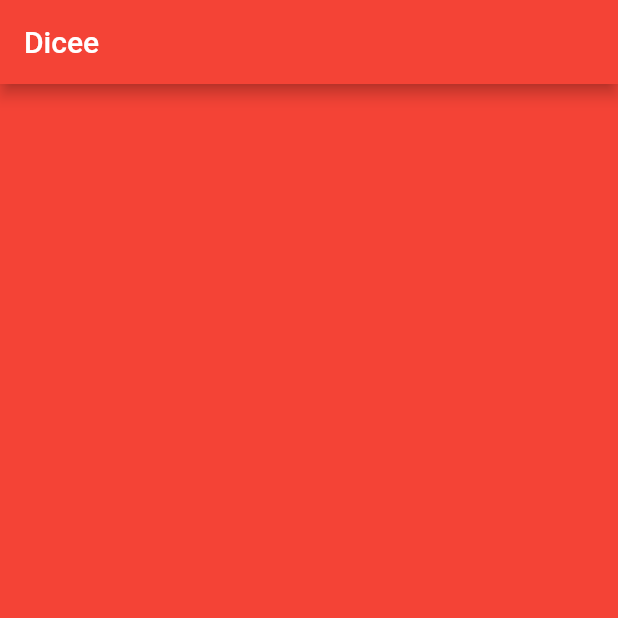
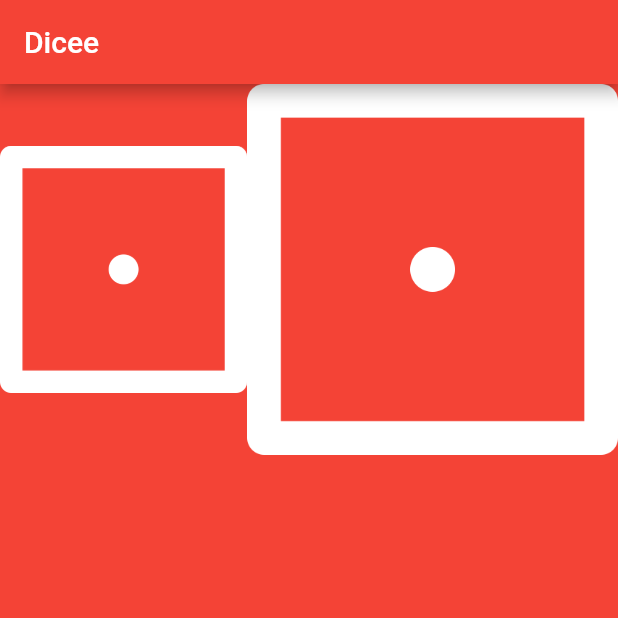
Before and after one commit to Procoder16/diceeAppFlutter, a Flutter app: the screen it shows after launch, on a phone screen of 412 x 824 dp, the top half of it. Run offline on Flutter 3.47's test engine with Material 2 defaults, Android fonts, the phone set to English and light mode, and no system bars.

Commit message:
added expanded class and flex property

```diff
--- a/lib/main.dart
+++ b/lib/main.dart
@@ -18,6 +18,21 @@ void main() {
 class DicePage extends StatelessWidget {
   @override
   Widget build(BuildContext context) {
-    return Container();
+    return Row(
+      children: [
+        Expanded(
+          flex: 2,
+          child: Image(
+            image: AssetImage('images/dice1.png'),
+          ),
+        ),
+        Expanded(
+          flex: 3,
+          child: Image(
+            image: AssetImage('images/dice1.png'),
+          ),
+        ),
+      ],
+    );
   }
 }
```
Also changed, not shown: 1 other file.
